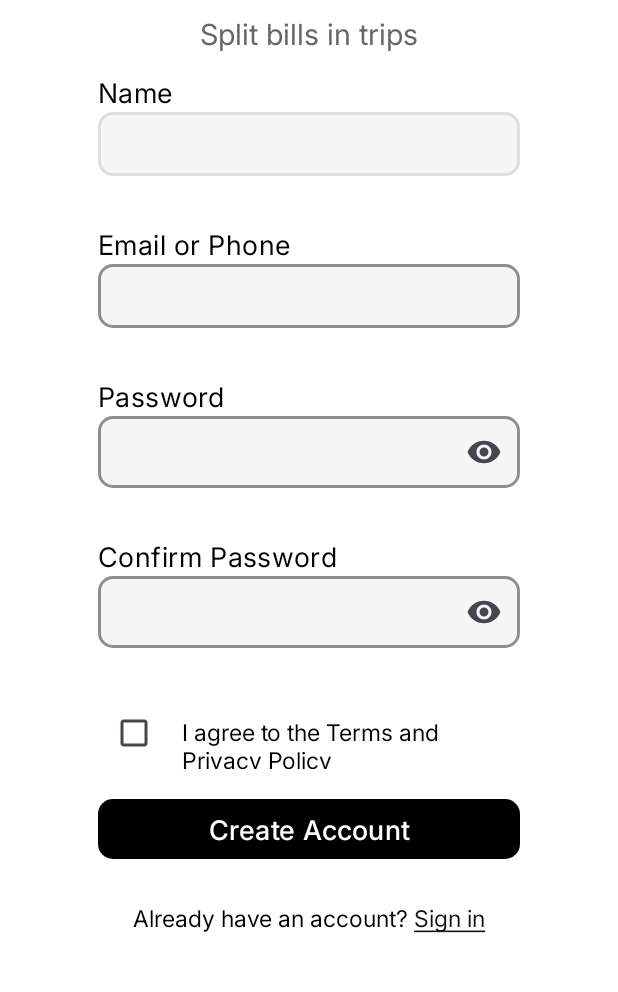
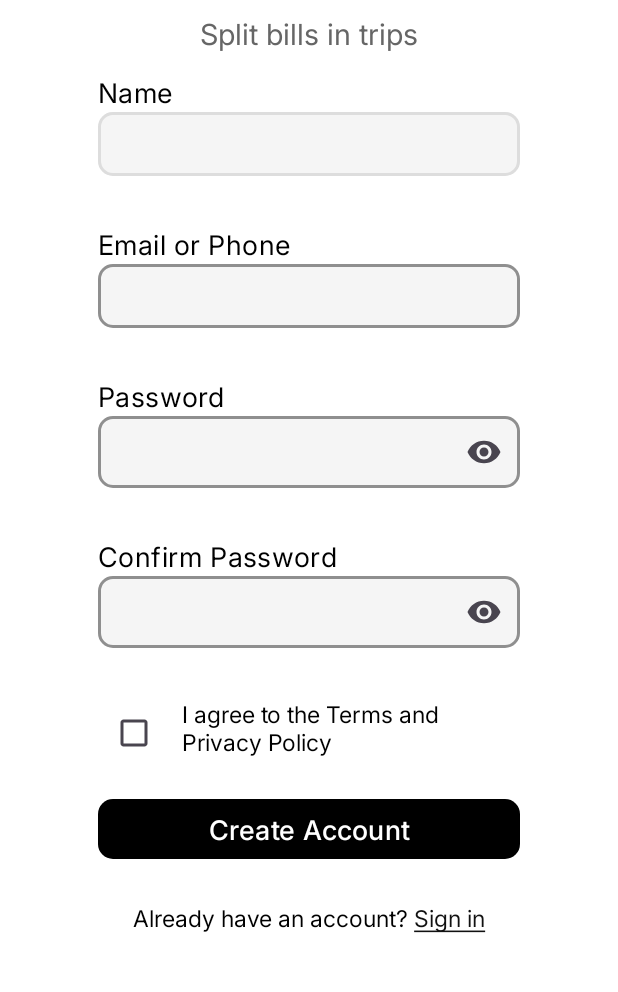
Before and after one commit to ZhuoYuLi4396/COMP90018-Project, an Android app: the screen it shows after launch (SignUpActivity), on a phone screen of 412 x 824 dp, the part 219-1211 px from its top. Run offline under Robolectric (Android 15) with nearby library versions, the phone set to English and light mode, and no system bars; our stand-ins replace Firebase (no records; nobody signed in at launch, a user with empty details on screens opened directly).

Commit message:
fix layout issue(The layout blocked "policy" words)

```diff
--- a/app/src/main/res/layout/activity_sign_up.xml
+++ b/app/src/main/res/layout/activity_sign_up.xml
@@ -249,12 +249,22 @@
         <TextView
             android:id="@+id/tvTerms"
             android:layout_width="0dp"
-            android:layout_height="wrap_content"
+            android:layout_height="match_parent"
+            android:layout_weight="1"
+            android:paddingStart="8dp"
             android:text="@string/i_agree_to_"
-            android:textSize="15sp"
             android:textAppearance="@style/TextAppearance.EqualTrip.Terms"
-            android:paddingStart="8dp"
-            android:layout_weight="1"/>
+            android:textSize="15sp" />
+
+<!--        <TextView-->
+<!--            android:id="@+id/tvTerms"-->
+<!--            android:layout_width="242dp"-->
+<!--            android:layout_height="wrap_content"-->
+<!--            android:layout_weight="1"-->
+<!--            android:paddingStart="8dp"-->
+<!--            android:text="@string/i_agree_to_"-->
+<!--            android:textAppearance="@style/TextAppearance.EqualTrip.Terms"-->
+<!--            android:textSize="15sp" />-->
     </LinearLayout>
 
     <!-- Page-level error -->
```
